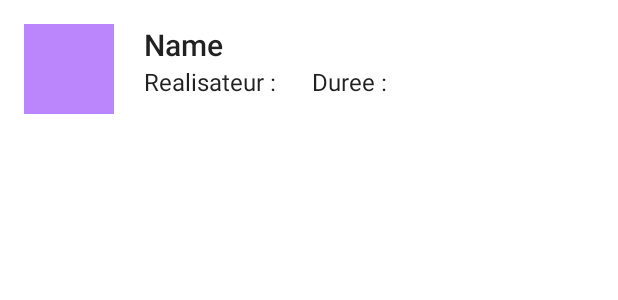
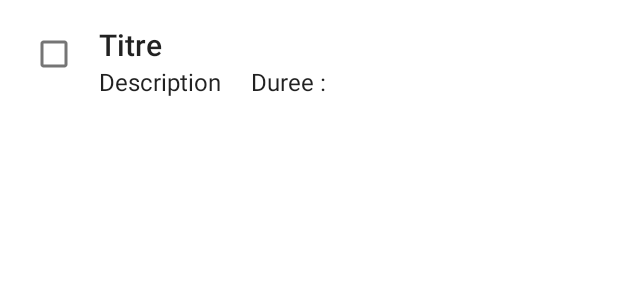
Before and after one commit to Michael16b/ToDoApp, an Android app: the layout list_row.xml on its own in the app's theme, with its tools: preview values and no code run, on a phone screen of 412 x 824 dp. Shown: the top 300 px of the screen. Run offline under Robolectric (Android 15) with nearby library versions, the phone set to English and light mode, and no system bars.

Commit message:
Mise à jour

```diff
--- a/app/src/main/java/com/example/todomobile/MainActivity.java
+++ b/app/src/main/java/com/example/todomobile/MainActivity.java
@@ -22,7 +22,6 @@ public class MainActivity extends AppCompatActivity {
         /*
         //Initialisation de l'adapter pour city
         Adapter adapt = new Adapter(this, listTask);
-
          */
 
 
--- a/app/src/main/res/layout/list_row.xml
+++ b/app/src/main/res/layout/list_row.xml
@@ -1,33 +1,33 @@
 <?xml version="1.0" encoding="utf-8"?>
 <RelativeLayout xmlns:android="http://schemas.android.com/apk/res/android"
+    xmlns:tools="http://schemas.android.com/tools"
     android:padding="16dp"
     android:layout_width="match_parent"
     android:layout_height="match_parent">
 
-    <ImageView
-        android:id="@+id/affiche"
-        android:src="@color/purple_200"
-        android:layout_width="60dp"
-        android:layout_height="60dp"/>
+    <CheckBox
+        android:id="@+id/select"
+        android:layout_width="40dp"
+        android:layout_height="40dp"/>
 
     <TextView
         android:id="@+id/title"
-        android:layout_toRightOf="@+id/affiche"
-        android:layout_marginLeft="20dp"
+        style="@style/TextAppearance.AppCompat.Title"
         android:layout_width="wrap_content"
         android:layout_height="wrap_content"
-        style="@style/TextAppearance.AppCompat.Title"
-        android:text="Name"/>
+        android:layout_marginLeft="10dp"
+        android:layout_toRightOf="@+id/select"
+        android:text="Titre" />
 
     <TextView
         android:id="@+id/realisateur"
-        android:layout_toRightOf="@+id/affiche"
-        android:layout_marginLeft="20dp"
+        android:layout_toRightOf="@+id/select"
+        android:layout_marginLeft="10dp"
         android:layout_width="wrap_content"
         android:layout_height="wrap_content"
         android:layout_below="@+id/title"
         style="@style/TextAppearance.AppCompat.SearchResult.Subtitle"
-        android:text="Realisateur : "/>
+        android:text="Description"/>
 
     <TextView
         android:id="@+id/duree"
```
